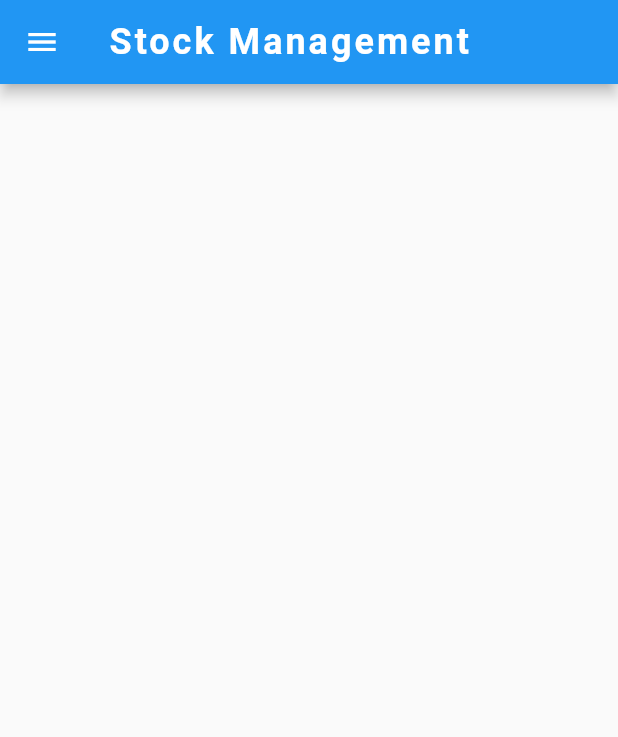
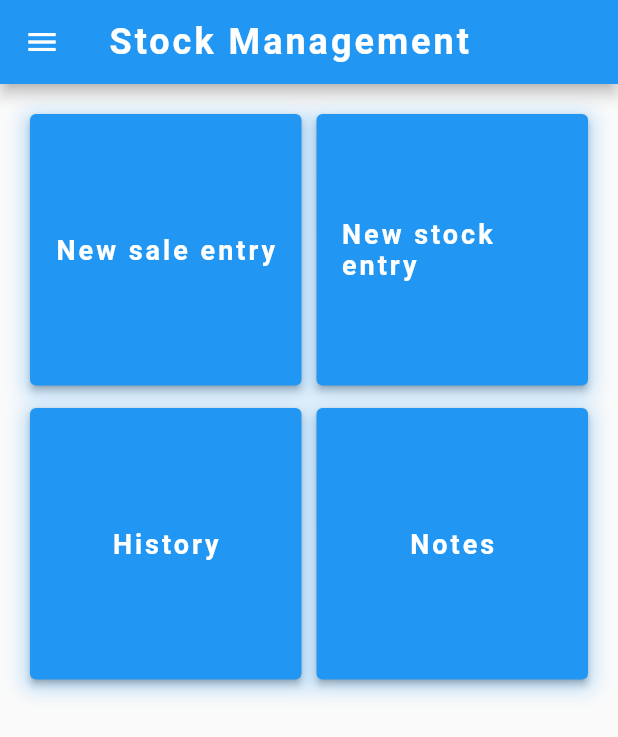
Before and after one commit to emilekamana/inventory3, a Flutter app: the screen it shows after launch, on a phone screen of 412 x 824 dp. Shown: the top 737 px of the screen. Run offline on Flutter 3.47's test engine with Material 2 defaults, Android fonts, the phone set to English and light mode, and no system bars.

Commit message:
Designing Home page and drawer + router configuration

```diff
--- a/lib/main.dart
+++ b/lib/main.dart
@@ -1,4 +1,6 @@
 import 'package:flutter/material.dart';
+
+import 'route_generator.dart';
 
 void main() {
   runApp(const MyApp());
@@ -12,10 +14,12 @@ class MyApp extends StatelessWidget {
     return MaterialApp(
       title: 'Flutter Demo',
       debugShowCheckedModeBanner: false,
+      initialRoute: '/',
       theme: ThemeData(
         primarySwatch: Colors.blue,
       ),
       home: const MyHomePage(),
+      onGenerateRoute: RouteGenerator.generateRoute,
     );
   }
 }
@@ -45,7 +49,7 @@ class _MyHomePageState extends State<MyHomePage> {
           ),
           drawer: Drawer(
             child: Padding(
-            padding: const EdgeInsets.all(8.0),
+              padding: const EdgeInsets.all(20.0),
               child: ListView(
                 children: const [
                   ListTile(
@@ -53,18 +57,137 @@ class _MyHomePageState extends State<MyHomePage> {
                     title: Text(
                       'Home',
                       style: TextStyle(
-                      color: Colors.white,
-                      fontSize: 32,
                         letterSpacing: 2,
                         fontWeight: FontWeight.w700,
                       ),
                     ),
-                )
+                  ),
+                  ListTile(
+                    leading: Icon(Icons.list),
+                    title: Text(
+                      'Stock',
+                      style: TextStyle(
+                        letterSpacing: 2,
+                        fontWeight: FontWeight.w700,
+                      ),
+                    ),
+                  ),
+                  ListTile(
+                    leading: Icon(Icons.history),
+                    title: Text(
+                      'History',
+                      style: TextStyle(
+                        letterSpacing: 2,
+                        fontWeight: FontWeight.w700,
+                      ),
+                    ),
+                  ),
                 ],
               ),
             ),
           ),
+          body: Padding(
+            padding: const EdgeInsets.all(20.0),
+            child: GridView.count(
+              crossAxisCount: 2,
+              crossAxisSpacing: 10,
+              mainAxisSpacing: 15,
+              children: [
+                Container(
+                  decoration: BoxDecoration(
+                    boxShadow: [
+                      BoxShadow(
+                        color: Colors.blue.withOpacity(0.3),
+                        spreadRadius: 4,
+                        blurRadius: 10,
+                        offset: const Offset(0, 3),
                       ),
+                    ],
+                  ),
+                  child: ElevatedButton(
+                    child: const Text(
+                      'New sale entry',
+                      style: TextStyle(
+                        fontSize: 18,
+                        fontWeight: FontWeight.w600,
+                        letterSpacing: 2,
+                      ),
+                    ),
+                    onPressed: () {},
+                  ),
+                ),
+                Container(
+                  decoration: BoxDecoration(
+                    boxShadow: [
+                      BoxShadow(
+                        color: Colors.blue.withOpacity(0.3),
+                        spreadRadius: 4,
+                        blurRadius: 10,
+                        offset: const Offset(0, 3),
+                      ),
+                    ],
+                  ),
+                  child: ElevatedButton(
+                    child: const Text(
+                      'New stock entry',
+                      style: TextStyle(
+                        fontSize: 18,
+                        fontWeight: FontWeight.w600,
+                        letterSpacing: 2,
+                      ),
+                    ),
+                    onPressed: () {},
+                  ),
+                ),
+                Container(
+                  decoration: BoxDecoration(
+                    boxShadow: [
+                      BoxShadow(
+                        color: Colors.blue.withOpacity(0.3),
+                        spreadRadius: 4,
+                        blurRadius: 10,
+                        offset: const Offset(0, 3),
+                      ),
+                    ],
+                  ),
+                  child: ElevatedButton(
+                    child: const Text(
+                      'History',
+                      style: TextStyle(
+                        fontSize: 18,
+                        fontWeight: FontWeight.w600,
+                        letterSpacing: 2,
+                      ),
+                    ),
+                    onPressed: () {},
+                  ),
+                ),
+                Container(
+                  decoration: BoxDecoration(
+                    boxShadow: [
+                      BoxShadow(
+                        color: Colors.blue.withOpacity(0.3),
+                        spreadRadius: 4,
+                        blurRadius: 10,
+                        offset: const Offset(0, 3),
+                      ),
+                    ],
+                  ),
+                  child: ElevatedButton(
+                    child: const Text(
+                      'Notes',
+                      style: TextStyle(
+                        fontSize: 18,
+                        fontWeight: FontWeight.w600,
+                        letterSpacing: 2,
+                      ),
+                    ),
+                    onPressed: () {},
+                  ),
+                ),
+              ],
+            ),
+          )),
     );
   }
 }
--- /dev/null
+++ b/lib/route_generator.dart
@@ -0,0 +1,15 @@
+import 'package:flutter/material.dart';
+import 'package:stock_management/main.dart';
+
+class RouteGenerator {
+  static Route<dynamic> generateRoute(RouteSettings settings) {
+    final args = settings.arguments;
+
+    switch (settings.name) {
+      case '/':
+        return MaterialPageRoute(builder: (_) => const MyHomePage());
+      default:
+        return MaterialPageRoute(builder: (_) => const MyHomePage());
+    }
+  }
+}
```
Lines whose indentation alone changed are shown as unchanged.
